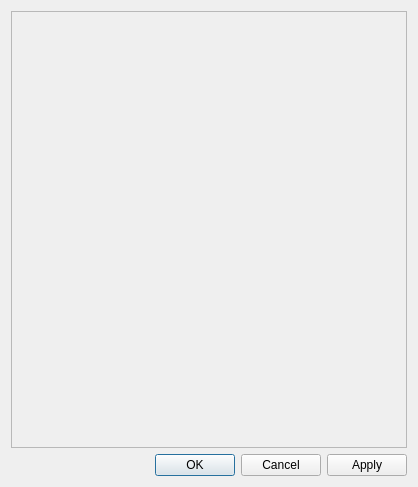
The window that ui/propertiesdialog.ui (minorua/Qgis2threejs) describes before a commit, drawn with Qt 5.
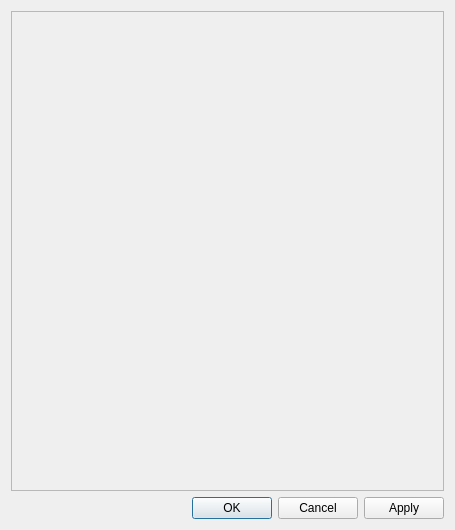
The same window after the commit.

Commit message: make property dialog a little larger

What changed in the file:
```diff
--- a/ui/propertiesdialog.ui
+++ b/ui/propertiesdialog.ui
@@ -6,8 +6,8 @@
    <rect>
     <x>0</x>
     <y>0</y>
-    <width>418</width>
-    <height>487</height>
+    <width>455</width>
+    <height>530</height>
    </rect>
   </property>
   <property name="windowTitle">
@@ -24,8 +24,8 @@
        <rect>
         <x>0</x>
         <y>0</y>
-        <width>398</width>
-        <height>438</height>
+        <width>431</width>
+        <height>471</height>
        </rect>
       </property>
      </widget>
```
The commit also changes 1 other file.
